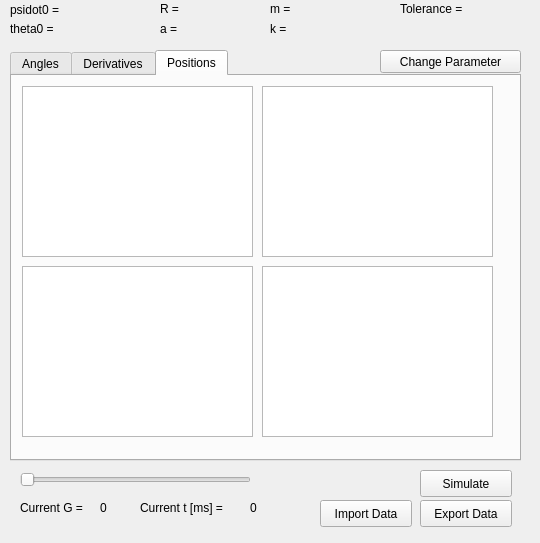
masterjava1/rwthsselabws2011g11, file branches/QT GUI/Test1/mainwindow.ui: the form before one commit.
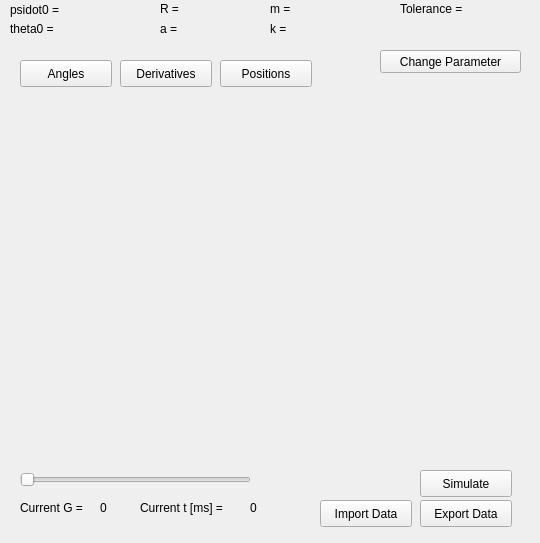
The form after the commit.

What changed in the file:
```diff
--- a/branches/QT GUI/Test1/mainwindow.ui
+++ b/branches/QT GUI/Test1/mainwindow.ui
@@ -26,154 +26,6 @@
    <string>MainWindow</string>
   </property>
   <widget class="QWidget" name="centralWidget">
-   <widget class="QTabWidget" name="tabWidget">
-    <property name="geometry">
-     <rect>
-      <x>10</x>
-      <y>50</y>
-      <width>511</width>
-      <height>411</height>
-     </rect>
-    </property>
-    <property name="currentIndex">
-     <number>2</number>
-    </property>
-    <widget class="QWidget" name="Angles">
-     <attribute name="title">
-      <string>Angles</string>
-     </attribute>
-     <widget class="QGraphicsView" name="graphicsView_3">
-      <property name="geometry">
-       <rect>
-        <x>10</x>
-        <y>190</y>
-        <width>231</width>
-        <height>171</height>
-       </rect>
-      </property>
-     </widget>
-     <widget class="QGraphicsView" name="graphicsView">
-      <property name="geometry">
-       <rect>
-        <x>10</x>
-        <y>10</y>
-        <width>231</width>
-        <height>171</height>
-       </rect>
-      </property>
-     </widget>
-     <widget class="QGraphicsView" name="graphicsView_2">
-      <property name="geometry">
-       <rect>
-        <x>250</x>
-        <y>10</y>
-        <width>231</width>
-        <height>171</height>
-       </rect>
-      </property>
-     </widget>
-     <widget class="QGraphicsView" name="graphicsView_4">
-      <property name="geometry">
-       <rect>
-        <x>250</x>
-        <y>190</y>
-        <width>231</width>
-        <height>171</height>
-       </rect>
-      </property>
-     </widget>
-    </widget>
-    <widget class="QWidget" name="Derivatives">
-     <attribute name="title">
-      <string>Derivatives</string>
-     </attribute>
-     <widget class="QGraphicsView" name="graphicsView_5">
-      <property name="geometry">
-       <rect>
-        <x>10</x>
-        <y>190</y>
-        <width>231</width>
-        <height>171</height>
-       </rect>
-      </property>
-     </widget>
-     <widget class="QGraphicsView" name="graphicsView_6">
-      <property name="geometry">
-       <rect>
-        <x>10</x>
-        <y>10</y>
-        <width>231</width>
-        <height>171</height>
-       </rect>
-      </property>
-     </widget>
-     <widget class="QGraphicsView" name="graphicsView_7">
-      <property name="geometry">
-       <rect>
-        <x>250</x>
-        <y>10</y>
-        <width>231</width>
-        <height>171</height>
-       </rect>
-      </property>
-     </widget>
-     <widget class="QGraphicsView" name="graphicsView_8">
-      <property name="geometry">
-       <rect>
-        <x>250</x>
-        <y>190</y>
-        <width>231</width>
-        <height>171</height>
-       </rect>
-      </property>
-     </widget>
-    </widget>
-    <widget class="QWidget" name="Positions">
-     <attribute name="title">
-      <string>Positions</string>
-     </attribute>
-     <widget class="QGraphicsView" name="graphicsView_9">
-      <property name="geometry">
-       <rect>
-        <x>250</x>
-        <y>10</y>
-        <width>231</width>
-        <height>171</height>
-       </rect>
-      </property>
-     </widget>
-     <widget class="QGraphicsView" name="graphicsView_10">
-      <property name="geometry">
-       <rect>
-        <x>10</x>
-        <y>10</y>
-        <width>231</width>
-        <height>171</height>
-       </rect>
-      </property>
-     </widget>
-     <widget class="QGraphicsView" name="graphicsView_11">
-      <property name="geometry">
-       <rect>
-        <x>250</x>
-        <y>190</y>
-        <width>231</width>
-        <height>171</height>
-       </rect>
-      </property>
-     </widget>
-     <widget class="QGraphicsView" name="graphicsView_12">
-      <property name="geometry">
-       <rect>
-        <x>10</x>
-        <y>190</y>
-        <width>231</width>
-        <height>171</height>
-       </rect>
-      </property>
-     </widget>
-    </widget>
-   </widget>
    <widget class="QSlider" name="t_slider">
     <property name="geometry">
      <rect>
@@ -485,6 +337,45 @@
      <string/>
     </property>
    </widget>
+   <widget class="QPushButton" name="Angles">
+    <property name="geometry">
+     <rect>
+      <x>20</x>
+      <y>60</y>
+      <width>92</width>
+      <height>27</height>
+     </rect>
+    </property>
+    <property name="text">
+     <string>Angles</string>
+    </property>
+   </widget>
+   <widget class="QPushButton" name="Derivatives">
+    <property name="geometry">
+     <rect>
+      <x>120</x>
+      <y>60</y>
+      <width>92</width>
+      <height>27</height>
+     </rect>
+    </property>
+    <property name="text">
+     <string>Derivatives</string>
+    </property>
+   </widget>
+   <widget class="QPushButton" name="Positions">
+    <property name="geometry">
+     <rect>
+      <x>220</x>
+      <y>60</y>
+      <width>92</width>
+      <height>27</height>
+     </rect>
+    </property>
+    <property name="text">
+     <string>Positions</string>
+    </property>
+   </widget>
   </widget>
   <action name="actionOpenParameterOptions">
    <property name="text">
```
Left out of the diff: 63 changed lines with no effect on the pictures.
